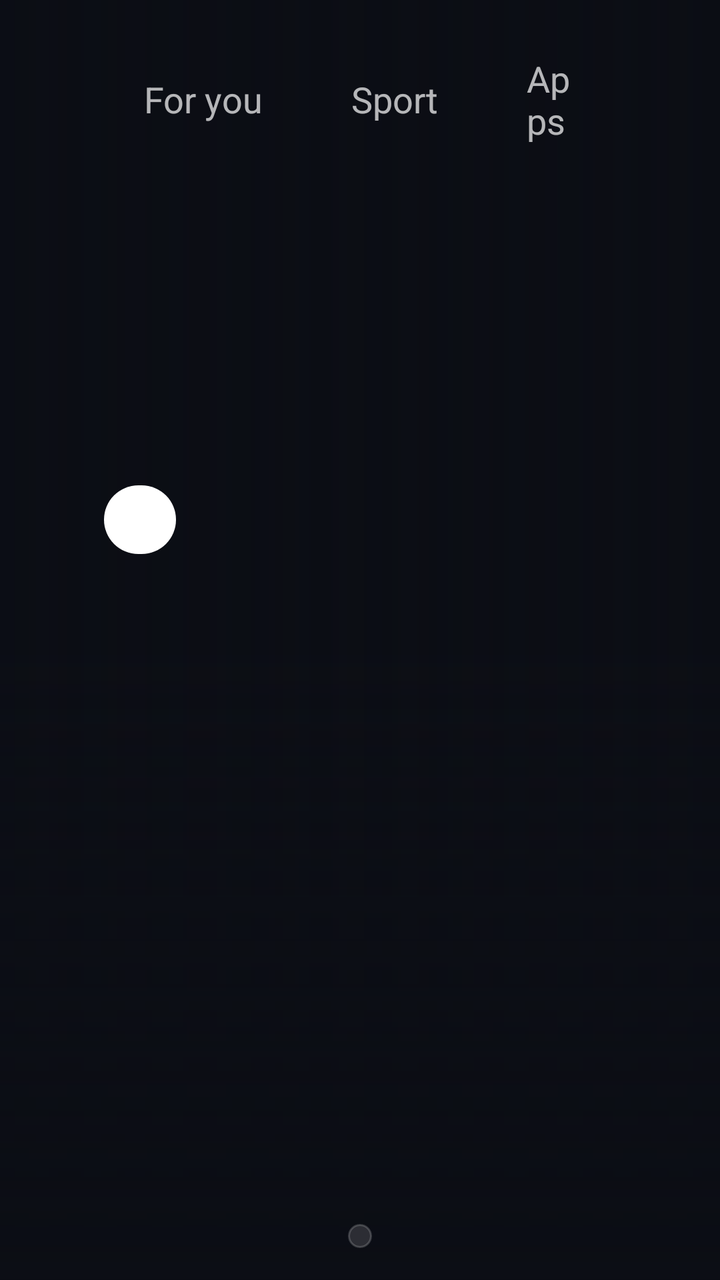
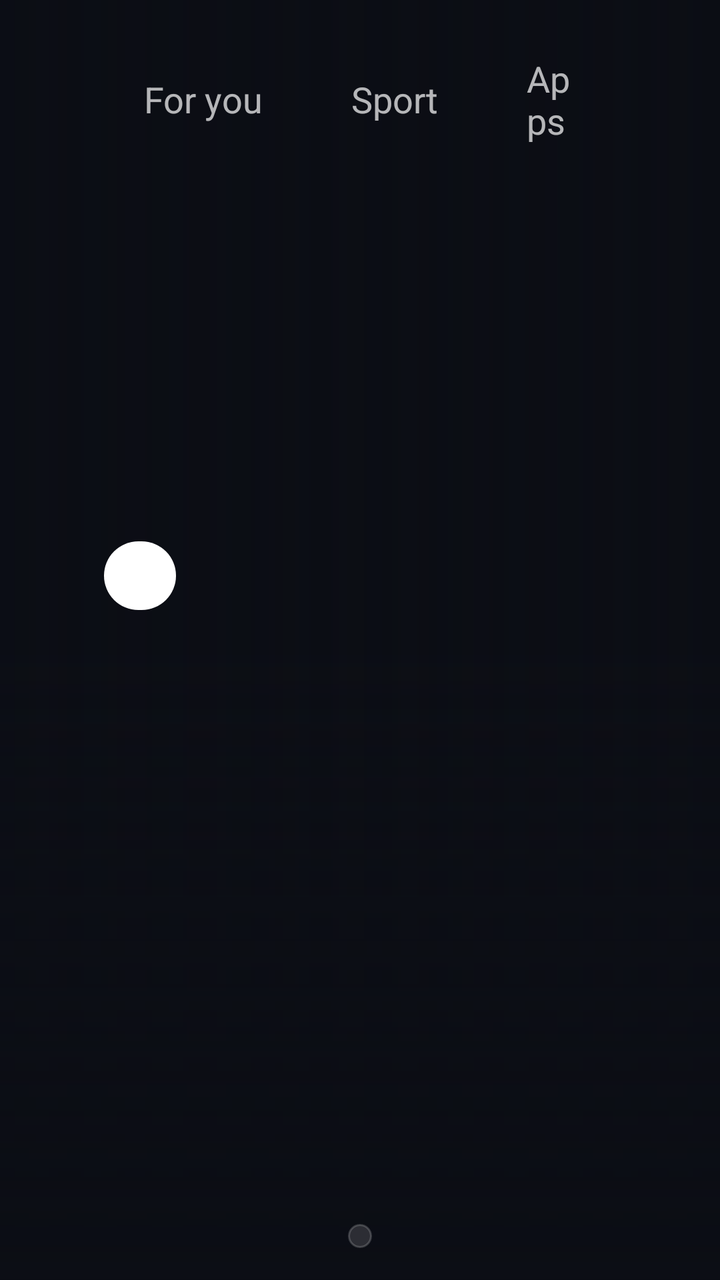

Before-and-after screenshots of an Android layout around one commit, followed by the original layout XML and the change that was made.
<!-- AndroidManifest.xml: application theme ClaudeTheme -->
<!-- res/layout/activity_main.xml -->
<?xml version="1.0" encoding="utf-8"?>
<FrameLayout xmlns:android="http://schemas.android.com/apk/res/android"
    android:id="@+id/root" android:layout_width="match_parent" android:layout_height="match_parent" android:background="#FF0B0D14">

    
    <ImageView android:id="@+id/backA" android:layout_width="match_parent" android:layout_height="match_parent" android:scaleType="centerCrop" android:alpha="0" />
    <ImageView android:id="@+id/backB" android:layout_width="match_parent" android:layout_height="match_parent" android:scaleType="centerCrop" android:alpha="0" />
    <View android:id="@+id/tintA" android:layout_width="match_parent" android:layout_height="match_parent" />
    <View android:id="@+id/tintB" android:layout_width="match_parent" android:layout_height="match_parent" android:alpha="0" />
    <View android:layout_width="match_parent" android:layout_height="match_parent" android:background="@drawable/scrim_left" />
    <View android:layout_width="match_parent" android:layout_height="320dp" android:layout_gravity="bottom" android:background="@drawable/scrim_bottom" />

    <LinearLayout android:layout_width="match_parent" android:layout_height="match_parent" android:orientation="vertical"
        android:paddingLeft="52dp" android:paddingRight="52dp" android:paddingTop="20dp">

        
        <LinearLayout android:layout_width="match_parent" android:layout_height="wrap_content" android:orientation="horizontal" android:gravity="center_vertical">
            <TextView android:id="@+id/tabForYou" style="@style/Tab" android:text="For you" android:nextFocusDown="@+id/heroRow" />
            <TextView android:id="@+id/tabFootball" style="@style/Tab" android:text="Sport" android:layout_marginLeft="4dp" />
            <TextView android:id="@+id/tabApps" style="@style/Tab" android:text="Apps" android:layout_marginLeft="4dp" />
            <View android:layout_width="0dp" android:layout_weight="1" android:layout_height="1dp" />
            <TextView android:id="@+id/greeting" android:layout_width="wrap_content" android:layout_height="wrap_content" android:textSize="16sp" android:textColor="#B3FFFFFF" android:layout_marginRight="16dp" />
            <TextView android:id="@+id/clock" android:layout_width="wrap_content" android:layout_height="wrap_content" android:textSize="22sp" android:textColor="#FFFFFFFF" android:layout_marginRight="10dp" />
            <TextView android:id="@+id/gear" style="@style/Tab" android:text="⚙" android:textSize="20sp" android:paddingLeft="14dp" android:paddingRight="14dp" android:contentDescription="Settings" />
        </LinearLayout>

        <FrameLayout android:layout_width="match_parent" android:layout_height="0dp" android:layout_weight="1">

            
            <LinearLayout android:id="@+id/pageForYou" android:layout_width="match_parent" android:layout_height="match_parent" android:orientation="vertical">
                <LinearLayout android:id="@+id/heroText" android:layout_width="460dp" android:layout_height="wrap_content" android:orientation="vertical" android:layout_marginTop="34dp">
                    <TextView android:id="@+id/heroEyebrow" android:layout_width="wrap_content" android:layout_height="wrap_content" android:textSize="13sp" android:textColor="#FF9FC1FF" android:letterSpacing="0.15" android:textAllCaps="true" />
                    <TextView android:id="@+id/heroTitle" android:layout_width="match_parent" android:layout_height="64dp" android:layout_marginTop="6dp" android:textSize="44sp" android:textColor="#FFFFFFFF" android:maxLines="1" android:autoSizeTextType="uniform" android:autoSizeMinTextSize="26sp" android:autoSizeMaxTextSize="44sp" android:gravity="center_vertical" />
                    <TextView android:id="@+id/heroSub" android:layout_width="match_parent" android:layout_height="wrap_content" android:layout_marginTop="6dp" android:textSize="16sp" android:textColor="#C8FFFFFF" android:maxLines="1" android:ellipsize="end" />
                    <TextView android:id="@+id/heroAction" android:layout_width="wrap_content" android:layout_height="wrap_content" android:layout_marginTop="14dp" android:background="@drawable/pill_white" android:paddingLeft="18dp" android:paddingRight="18dp" android:paddingTop="7dp" android:paddingBottom="7dp" android:textSize="15sp" android:textColor="#FF0B0D14" />
                </LinearLayout>
                <View android:layout_width="1dp" android:layout_height="0dp" android:layout_weight="1" />
                <HorizontalScrollView android:id="@+id/heroScroll" android:layout_width="match_parent" android:layout_height="wrap_content" android:scrollbars="none" android:clipToPadding="false" android:clipChildren="false" android:paddingTop="12dp" android:paddingBottom="12dp" android:paddingLeft="6dp">
                    <LinearLayout android:id="@+id/heroRow" android:layout_width="wrap_content" android:layout_height="wrap_content" android:orientation="horizontal" android:clipChildren="false" />
                </HorizontalScrollView>
            </LinearLayout>

            
            <LinearLayout android:id="@+id/pageFootball" android:layout_width="match_parent" android:layout_height="match_parent" android:orientation="vertical" android:gravity="center_vertical" android:visibility="gone">
                <TextView android:id="@+id/footballTitle2" android:layout_width="wrap_content" android:layout_height="wrap_content" android:text="Sport" android:textSize="14sp" android:textColor="#B3FFFFFF" />
                <HorizontalScrollView android:id="@+id/footballScroll2" android:layout_width="match_parent" android:layout_height="wrap_content" android:layout_marginTop="8dp" android:scrollbars="none" android:clipToPadding="false" android:paddingTop="10dp" android:paddingBottom="10dp" android:paddingLeft="6dp" android:clipChildren="false">
                    <LinearLayout android:id="@+id/footballRow2" android:layout_width="wrap_content" android:layout_height="wrap_content" android:orientation="horizontal" android:clipChildren="false" />
                </HorizontalScrollView>
                <TextView android:id="@+id/footballNote" android:layout_width="wrap_content" android:layout_height="wrap_content" android:layout_marginTop="12dp" android:textSize="13sp" android:textColor="#99FFFFFF" android:text="Football and men's cricket. New list every morning at 06:46." />
            </LinearLayout>

            
            <GridView android:id="@+id/grid" android:layout_width="match_parent" android:layout_height="match_parent" android:visibility="gone"
                android:numColumns="7" android:horizontalSpacing="10dp" android:verticalSpacing="10dp" android:clipToPadding="false" android:paddingTop="16dp" android:paddingBottom="24dp" android:listSelector="@android:color/transparent" />
        </FrameLayout>

        
        <HorizontalScrollView android:id="@+id/dockScroll" android:layout_width="wrap_content" android:layout_height="wrap_content" android:layout_gravity="center_horizontal"
            android:layout_marginTop="6dp" android:layout_marginBottom="16dp" android:scrollbars="none" android:background="@drawable/dock_bar" android:padding="6dp" android:clipToPadding="false" android:clipChildren="false">
            <LinearLayout android:id="@+id/dockRow" android:layout_width="wrap_content" android:layout_height="wrap_content" android:orientation="horizontal" android:clipChildren="false" />
        </HorizontalScrollView>
    </LinearLayout>

    
    <LinearLayout android:id="@+id/alert" android:layout_width="wrap_content" android:layout_height="wrap_content" android:layout_gravity="top|right"
        android:layout_marginTop="68dp" android:layout_marginRight="52dp" android:orientation="horizontal" android:gravity="center_vertical"
        android:background="@drawable/banner_glass" android:paddingLeft="16dp" android:paddingRight="16dp" android:paddingTop="8dp" android:paddingBottom="8dp"
        android:focusable="true" android:focusableInTouchMode="true" android:visibility="gone">
        <TextView android:id="@+id/alertText" android:layout_width="wrap_content" android:layout_height="wrap_content" android:textSize="15sp" android:textColor="#FF0B0D14" />
        <TextView android:id="@+id/alertHint" android:layout_width="wrap_content" android:layout_height="wrap_content" android:layout_marginLeft="10dp" android:textSize="12sp" android:textColor="#990B0D14" android:text="OK to open" />
    </LinearLayout>

    
    <FrameLayout android:id="@+id/ambient" android:layout_width="match_parent" android:layout_height="match_parent" android:visibility="gone" android:background="#FF0B0D14" android:focusable="true" android:focusableInTouchMode="true">
        <ImageView android:id="@+id/ambBack" android:layout_width="match_parent" android:layout_height="match_parent" android:scaleType="centerCrop" />
        <View android:layout_width="match_parent" android:layout_height="match_parent" android:background="@drawable/scrim_bottom" />
        <LinearLayout android:layout_width="wrap_content" android:layout_height="wrap_content" android:layout_gravity="bottom|left" android:orientation="vertical" android:layout_marginLeft="60dp" android:layout_marginBottom="48dp">
            <TextView android:id="@+id/ambClock" android:layout_width="wrap_content" android:layout_height="wrap_content" android:textSize="96sp" android:textColor="#FFFFFFFF" />
            <TextView android:id="@+id/ambDate" android:layout_width="wrap_content" android:layout_height="wrap_content" android:textSize="20sp" android:textColor="#D9FFFFFF" />
            <TextView android:id="@+id/ambNext" android:layout_width="wrap_content" android:layout_height="wrap_content" android:layout_marginTop="18dp" android:textSize="18sp" android:textColor="#FFFFFFFF" />
            <TextView android:id="@+id/ambCal" android:layout_width="wrap_content" android:layout_height="wrap_content" android:layout_marginTop="6dp" android:textSize="18sp" android:textColor="#D9FFFFFF" android:visibility="gone" />
        </LinearLayout>
        <TextView android:id="@+id/ambWeather" android:shadowColor="#CC000000" android:shadowRadius="18" android:shadowDy="2" android:layout_width="wrap_content" android:layout_height="wrap_content" android:layout_gravity="top|right" android:layout_marginTop="36dp" android:layout_marginRight="60dp" android:textSize="28sp" android:textColor="#FFFFFFFF" />
        <TextView android:id="@+id/ambCredit" android:shadowColor="#99000000" android:shadowRadius="8" android:layout_width="wrap_content" android:layout_height="wrap_content" android:layout_gravity="bottom|right" android:layout_marginRight="60dp" android:layout_marginBottom="52dp" android:maxWidth="360dp" android:gravity="right" android:textSize="12sp" android:textColor="#99FFFFFF" />
    </FrameLayout>
</FrameLayout>
<!-- resources referenced by this layout -->
<resources>
  <!-- drawable banner_glass (drawable) -->
  <?xml version="1.0" encoding="utf-8"?>
  <selector xmlns:android="http://schemas.android.com/apk/res/android">
      <item android:state_focused="true"><shape android:shape="rectangle"><solid android:color="#FFFFFFFF" /><corners android:radius="22dp" /></shape></item>
      <item><shape android:shape="rectangle"><solid android:color="#E6FF5A5F" /><corners android:radius="22dp" /></shape></item>
  </selector>
  <!-- drawable dock_bar (drawable) -->
  <?xml version="1.0" encoding="utf-8"?>
  <shape xmlns:android="http://schemas.android.com/apk/res/android" android:shape="rectangle"><solid android:color="#22FFFFFF" /><stroke android:width="1dp" android:color="#2EFFFFFF" /><corners android:radius="26dp" /></shape>
  <!-- drawable pill_white (drawable) -->
  <?xml version="1.0" encoding="utf-8"?>
  <shape xmlns:android="http://schemas.android.com/apk/res/android" android:shape="rectangle"><solid android:color="#FFFFFFFF" /><corners android:radius="22dp" /></shape>
  <!-- drawable scrim_bottom (drawable) -->
  <?xml version="1.0" encoding="utf-8"?>
  <shape xmlns:android="http://schemas.android.com/apk/res/android" android:shape="rectangle">
      <gradient android:angle="90" android:startColor="#FF0B0D14" android:centerY="0.35" android:centerColor="#B00B0D14" android:endColor="#000B0D14" />
  </shape>
  <!-- drawable scrim_left (drawable) -->
  <?xml version="1.0" encoding="utf-8"?>
  <shape xmlns:android="http://schemas.android.com/apk/res/android" android:shape="rectangle">
      <gradient android:angle="0" android:startColor="#F00B0D14" android:centerX="0.38" android:centerColor="#A00B0D14" android:endColor="#000B0D14" />
  </shape>
  <style name="Tab">
          <item name="android:layout_width">wrap_content</item>
          <item name="android:layout_height">wrap_content</item>
          <item name="android:textSize">18sp</item>
          <item name="android:textColor">@color/tab_text</item>
          <item name="android:background">@drawable/tab_glass</item>
          <item name="android:paddingLeft">20dp</item>
          <item name="android:paddingRight">20dp</item>
          <item name="android:paddingTop">7dp</item>
          <item name="android:paddingBottom">7dp</item>
          <item name="android:focusable">true</item>
          <item name="android:focusableInTouchMode">true</item>
      </style>
  <style name="ClaudeTheme" parent="@android:style/Theme.DeviceDefault.NoActionBar.Fullscreen">
          <item name="android:windowBackground">@color/bgA</item>
          <item name="android:colorBackground">@color/bg</item>
          <item name="android:textColor">@color/text</item>
      </style>
  <!-- drawable tab_glass (drawable) -->
  <?xml version="1.0" encoding="utf-8"?>
  <selector xmlns:android="http://schemas.android.com/apk/res/android">
      <item android:state_focused="true"><shape android:shape="rectangle"><solid android:color="#FFFFFFFF" /><corners android:radius="22dp" /></shape></item>
      <item android:state_selected="true"><shape android:shape="rectangle"><solid android:color="#30FFFFFF" /><corners android:radius="22dp" /></shape></item>
      <item><shape android:shape="rectangle"><solid android:color="#00000000" /><corners android:radius="22dp" /></shape></item>
  </selector>
  <color name="bgA">#0B0D14</color>
  <color name="bg">#1A1917</color>
  <color name="text">#F4F3EE</color>
</resources>

<!-- the commit's change to res/layout/activity_main.xml (unified diff, before → after) -->
@@ -28,10 +28,10 @@
 
             
             <LinearLayout android:id="@+id/pageForYou" android:layout_width="match_parent" android:layout_height="match_parent" android:orientation="vertical">
-                <LinearLayout android:id="@+id/heroText" android:layout_width="460dp" android:layout_height="wrap_content" android:orientation="vertical" android:layout_marginTop="34dp">
+                <LinearLayout android:id="@+id/heroText" android:layout_width="560dp" android:layout_height="wrap_content" android:orientation="vertical" android:layout_marginTop="22dp">
                     <TextView android:id="@+id/heroEyebrow" android:layout_width="wrap_content" android:layout_height="wrap_content" android:textSize="13sp" android:textColor="#FF9FC1FF" android:letterSpacing="0.15" android:textAllCaps="true" />
-                    <TextView android:id="@+id/heroTitle" android:layout_width="match_parent" android:layout_height="64dp" android:layout_marginTop="6dp" android:textSize="44sp" android:textColor="#FFFFFFFF" android:maxLines="1" android:autoSizeTextType="uniform" android:autoSizeMinTextSize="26sp" android:autoSizeMaxTextSize="44sp" android:gravity="center_vertical" />
-                    <TextView android:id="@+id/heroSub" android:layout_width="match_parent" android:layout_height="wrap_content" android:layout_marginTop="6dp" android:textSize="16sp" android:textColor="#C8FFFFFF" android:maxLines="1" android:ellipsize="end" />
+                    <TextView android:id="@+id/heroTitle" android:layout_width="match_parent" android:layout_height="104dp" android:layout_marginTop="6dp" android:textSize="44sp" android:textColor="#FFFFFFFF" android:maxLines="2" android:lineSpacingMultiplier="0.92" android:autoSizeTextType="uniform" android:autoSizeMinTextSize="26sp" android:autoSizeMaxTextSize="44sp" android:gravity="center_vertical" />
+                    <TextView android:id="@+id/heroSub" android:layout_width="match_parent" android:layout_height="wrap_content" android:layout_marginTop="6dp" android:textSize="16sp" android:textColor="#C8FFFFFF" android:maxLines="2" android:ellipsize="end" />
                     <TextView android:id="@+id/heroAction" android:layout_width="wrap_content" android:layout_height="wrap_content" android:layout_marginTop="14dp" android:background="@drawable/pill_white" android:paddingLeft="18dp" android:paddingRight="18dp" android:paddingTop="7dp" android:paddingBottom="7dp" android:textSize="15sp" android:textColor="#FF0B0D14" />
                 </LinearLayout>
                 <View android:layout_width="1dp" android:layout_height="0dp" android:layout_weight="1" />
